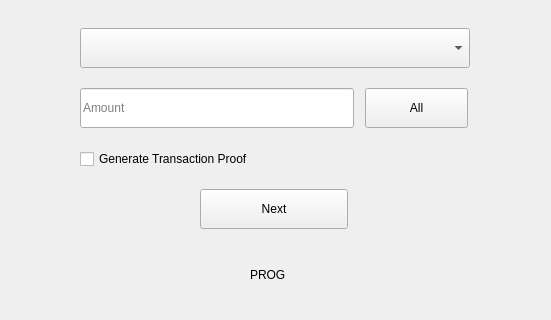
The window that windows_desktop/g_sendStarting.ui (0xkobe/mwc-wallet) describes before a commit, drawn with Qt 5; both pictures show x 84 to 635 and y 431 to 751 of the 717 by 751 pixel window.
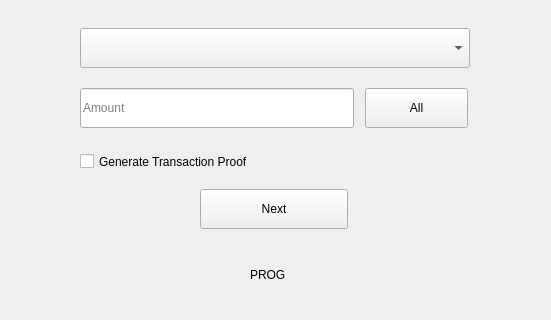
The same window after the commit. Icons and pictures are not drawn. Custom widgets are drawn as their Qt base class.

What changed in the file:
```diff
--- a/windows_desktop/g_sendStarting.ui
+++ b/windows_desktop/g_sendStarting.ui
@@ -449,9 +449,18 @@
           <x>105</x>
           <y>460</y>
           <width>391</width>
-          <height>20</height>
+          <height>25</height>
          </rect>
         </property>
+        <property name="minimumSize">
+         <size>
+          <width>0</width>
+          <height>25</height>
+         </size>
+        </property>
+        <property name="focusPolicy">
+         <enum>Qt::StrongFocus</enum>
+        </property>
         <property name="text">
          <string>Generate Transaction Proof</string>
         </property>
@@ -636,6 +645,11 @@
    <header>control_desktop/MwcCheckedFrame.h</header>
    <container>1</container>
   </customwidget>
+  <customwidget>
+   <class>control::MwcCheckBox</class>
+   <extends>QCheckBox</extends>
+   <header>control_desktop/MwcCheckBox.h</header>
+  </customwidget>
  </customwidgets>
  <tabstops>
   <tabstop>onlineChecked</tabstop>
```
Left out of the diff: 8 changed lines with no effect on the pictures.
